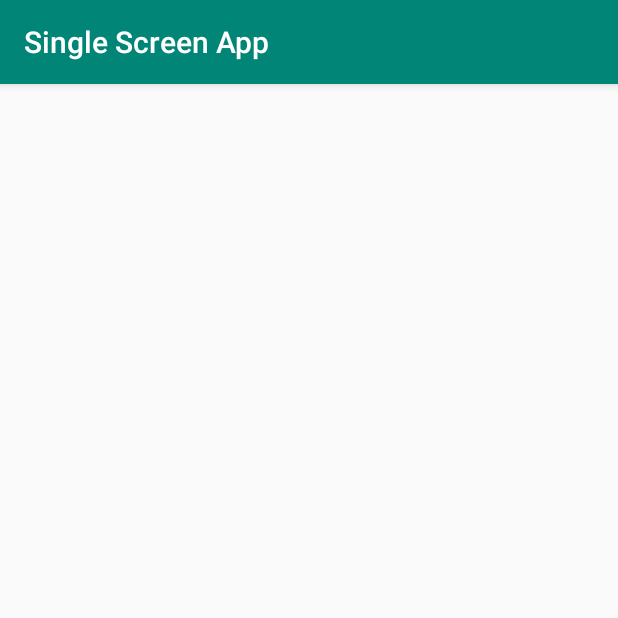
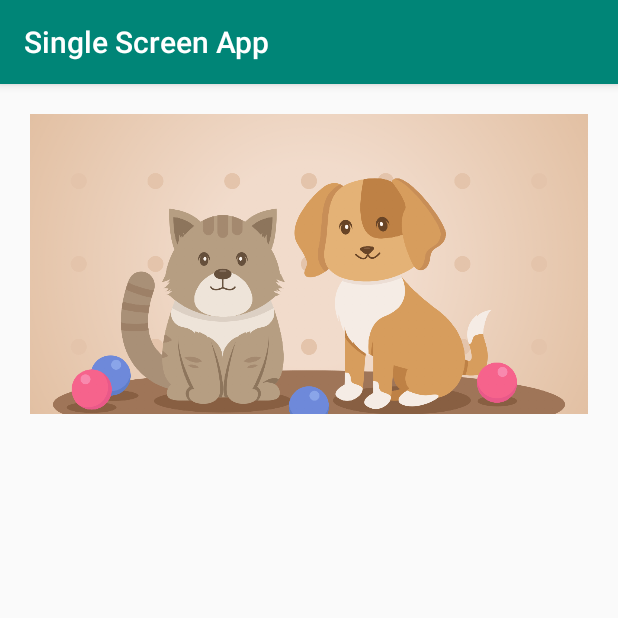
Before and after one commit to Phanix/SingleScreenApp_AND_Basics_First_Project, an Android app: the screen it shows after launch (MainActivity), on a phone screen of 412 x 824 dp, the top half of it. Run offline under Robolectric (Android 15) with nearby library versions, the phone set to English and light mode, and no system bars.

Commit message:
MainScreen image added

```diff
--- a/app/src/main/res/layout/activity_main.xml
+++ b/app/src/main/res/layout/activity_main.xml
@@ -7,6 +7,13 @@
     android:orientation="vertical"
     tools:context=".MainActivity">
 
-
+    <ImageView
+        android:layout_margin="20dp"
+        android:elevation="4dp"
+        android:scaleType="centerCrop"
+        android:src="@drawable/puppy"
+        android:contentDescription="@string/logo_pet_shop"
+        android:layout_width="match_parent"
+        android:layout_height="200dp" />
 
 </LinearLayout>
```
